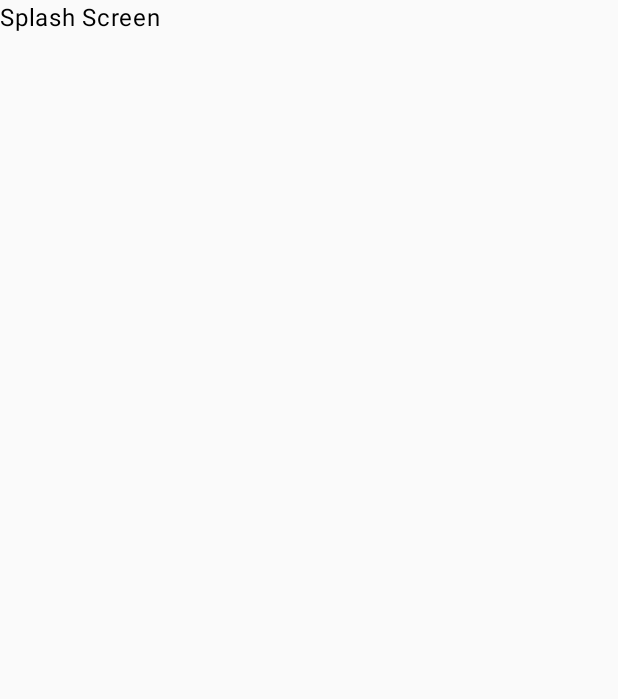
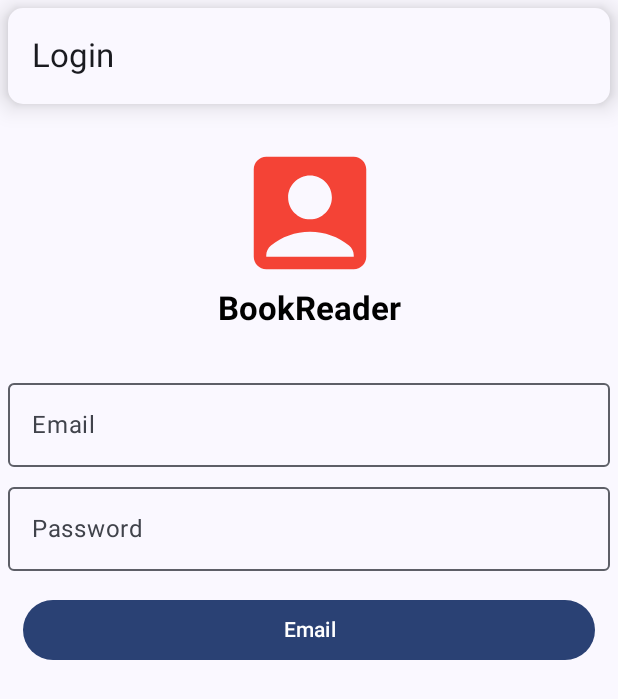
Before and after one commit to Cheemala/BookReader, an Android app built with Jetpack Compose: the screen it shows after launch (MainActivity), on a phone screen of 412 x 824 dp. Before the commit the part shown is almost empty. Shown: the top 699 px of the screen. Run offline under Robolectric (Android 15) with nearby library versions, the phone set to English and light mode, and no system bars.

Commit message:
Started Login Screen Implementation

```diff
--- /dev/null
+++ b/app/src/main/java/com/cheemala/bookreader/Components.kt
@@ -0,0 +1,149 @@
+package com.cheemala.bookreader
+
+import android.graphics.drawable.Icon
+import androidx.compose.foundation.BorderStroke
+import androidx.compose.foundation.Image
+import androidx.compose.foundation.layout.Arrangement
+import androidx.compose.foundation.layout.Column
+import androidx.compose.foundation.layout.fillMaxSize
+import androidx.compose.foundation.layout.fillMaxWidth
+import androidx.compose.foundation.layout.padding
+import androidx.compose.foundation.layout.size
+import androidx.compose.foundation.shape.CircleShape
+import androidx.compose.foundation.shape.RoundedCornerShape
+import androidx.compose.foundation.text.KeyboardActions
+import androidx.compose.foundation.text.KeyboardOptions
+import androidx.compose.material3.Button
+import androidx.compose.material3.CircularProgressIndicator
+import androidx.compose.material3.ExperimentalMaterial3Api
+import androidx.compose.material3.MaterialTheme
+import androidx.compose.material3.OutlinedTextField
+import androidx.compose.material3.Surface
+import androidx.compose.material3.Text
+import androidx.compose.runtime.Composable
+import androidx.compose.runtime.MutableState
+import androidx.compose.ui.Modifier
+import androidx.compose.ui.res.stringResource
+import androidx.compose.ui.text.input.ImeAction
+import androidx.compose.ui.text.input.KeyboardType
+import androidx.compose.ui.text.style.TextAlign
+import androidx.compose.ui.unit.dp
+import androidx.compose.material3.TopAppBar
+import androidx.compose.ui.Alignment
+import androidx.compose.ui.draw.scale
+import androidx.compose.ui.draw.shadow
+import androidx.compose.ui.graphics.Color
+import androidx.compose.ui.res.painterResource
+import androidx.compose.ui.text.font.FontWeight
+import androidx.compose.ui.unit.Dp
+import androidx.compose.ui.unit.DpSize
+
+@Composable
+fun AppHeaderText(title: Int) {
+    Column(
+        modifier = Modifier.padding(2.dp),
+        verticalArrangement = Arrangement.Center,
+        horizontalAlignment = Alignment.CenterHorizontally
+    ) {
+        Image(
+            painterResource(id = R.drawable.book_icon),
+            contentDescription = "Book Icon",
+            modifier = Modifier.size(100.dp)
+        )
+        Text(
+            text = stringResource(id = title),
+            style = MaterialTheme.typography.titleLarge,
+            color = Color.Black,
+            fontWeight = FontWeight.Bold
+        )
+    }
+}
+
+@OptIn(ExperimentalMaterial3Api::class)
+@Composable
+fun TopBar(
+    modifier: Modifier = Modifier,
+    title: String,
+    navIcon: Icon? = null
+) {
+    TopAppBar(
+        title = { Text(text = title) }, modifier = Modifier
+            .padding(5.dp)
+            .shadow(elevation = 10.dp, shape = RoundedCornerShape(10.dp), spotColor = Color.Black)
+    )
+}
+
+@Composable
+fun EmailInputField(
+    modifier: Modifier = Modifier,
+    value: MutableState<String>,
+    label: String,
+    singleLine: Boolean,
+    enabled: Boolean = true,
+    keyboardType: KeyboardType,
+    imeAction: ImeAction = ImeAction.Default,
+    onAction: KeyboardActions = KeyboardActions.Default
+) {
+
+    OutlinedTextField(
+        modifier = modifier.fillMaxWidth(),
+        value = value.value,
+        onValueChange = { value.value = it },
+        label = { Text(text = label) },
+        singleLine = singleLine,
+        enabled = enabled,
+        keyboardOptions = KeyboardOptions(keyboardType = keyboardType, imeAction = imeAction),
+        keyboardActions = onAction
+    )
+
+}
+
+@Composable
+fun PasswordInputField(
+    modifier: Modifier = Modifier,
+    passwordValue: MutableState<String>,
+    label: String,
+    singleLine: Boolean,
+    enabled: Boolean = true,
+    keyboardType: KeyboardType,
+    imeAction: ImeAction = ImeAction.Default,
+    onAction: KeyboardActions = KeyboardActions.Default
+) {
+
+    OutlinedTextField(
+        modifier = modifier.fillMaxWidth(),
+        value = passwordValue.value,
+        onValueChange = { passwordValue.value = it },
+        label = { Text(text = label) },
+        singleLine = singleLine,
+        enabled = enabled,
+        keyboardOptions = KeyboardOptions(keyboardType = keyboardType, imeAction = imeAction),
+        keyboardActions = onAction
+    )
+
+}
+
+@Composable
+fun SubmitBtn(
+    modifier: Modifier = Modifier,
+    btnLabel: Int,
+    loading: MutableState<Boolean>,
+    onBtnClicked: () -> Unit = {}
+) {
+
+    Button(
+        onClick = {
+            onBtnClicked()
+        },
+        modifier = modifier
+            .padding(10.dp)
+            .fillMaxWidth(),
+        enabled = !loading.value,
+        shape = CircleShape
+    ) {
+        if (loading.value) CircularProgressIndicator(modifier = modifier.size(50.dp))
+        else
+            Text(text = stringResource(id = btnLabel), textAlign = TextAlign.Center)
+    }
+
+}
--- a/app/src/main/java/com/cheemala/bookreader/navigation/BookReaderNavigation.kt
+++ b/app/src/main/java/com/cheemala/bookreader/navigation/BookReaderNavigation.kt
@@ -4,8 +4,10 @@ import androidx.compose.runtime.Composable
 import androidx.navigation.compose.NavHost
 import androidx.navigation.compose.composable
 import androidx.navigation.compose.rememberNavController
-import com.cheemala.bookreader.screens.HomeScreen
-import com.cheemala.bookreader.screens.SplashScreen
+import com.cheemala.bookreader.screens.home.HomeScreen
+import com.cheemala.bookreader.screens.login.LoginScreen
+import com.cheemala.bookreader.screens.signup.SignUpScreen
+import com.cheemala.bookreader.screens.splash.SplashScreen
 
 @Composable
 fun BookReaderNavigation(){
@@ -16,6 +18,14 @@ fun BookReaderNavigation(){
             SplashScreen(navController = navController)
         }
 
+        composable(route = BookReaderScreens.LoginScreen.name){
+            LoginScreen(navController = navController)
+        }
+
+        composable(route = BookReaderScreens.SignUpScreen.name){
+            SignUpScreen(navController = navController)
+        }
+
         composable(route = BookReaderScreens.HomeScreen.name){
             HomeScreen(navController = navController)
         }
--- a/app/src/main/java/com/cheemala/bookreader/navigation/BookReaderScreens.kt
+++ b/app/src/main/java/com/cheemala/bookreader/navigation/BookReaderScreens.kt
@@ -2,5 +2,7 @@ package com.cheemala.bookreader.navigation
 
 enum class BookReaderScreens {
     SplashScreen,
+    LoginScreen,
+    SignUpScreen,
     HomeScreen
 }
--- a/app/src/main/java/com/cheemala/bookreader/screens/HomeScreen.kt
+++ /dev/null
@@ -1,10 +0,0 @@
-package com.cheemala.bookreader.screens
-
-import androidx.compose.material3.Text
-import androidx.compose.runtime.Composable
-import androidx.navigation.NavController
-
-@Composable
-fun HomeScreen(navController: NavController){
-    Text(text = "Home Screen")
-}
--- a/app/src/main/java/com/cheemala/bookreader/screens/SplashScreen.kt
+++ b/app/src/main/java/com/cheemala/bookreader/screens/home/HomeScreen.kt
@@ -1,10 +1,10 @@
-package com.cheemala.bookreader.screens
+package com.cheemala.bookreader.screens.home
 
 import androidx.compose.material3.Text
 import androidx.compose.runtime.Composable
 import androidx.navigation.NavController
 
 @Composable
-fun SplashScreen(navController: NavController){
-    Text(text = "Splash Screen")
+fun HomeScreen(navController: NavController){
+    Text(text = "Home Screen")
 }
--- /dev/null
+++ b/app/src/main/java/com/cheemala/bookreader/screens/login/LoginScreen.kt
@@ -0,0 +1,67 @@
+package com.cheemala.bookreader.screens.login
+
+import androidx.compose.foundation.layout.Arrangement
+import androidx.compose.foundation.layout.Column
+import androidx.compose.foundation.layout.Spacer
+import androidx.compose.foundation.layout.fillMaxSize
+import androidx.compose.foundation.layout.height
+import androidx.compose.foundation.layout.padding
+import androidx.compose.material3.Scaffold
+import androidx.compose.material3.Surface
+import androidx.compose.runtime.Composable
+import androidx.compose.runtime.mutableStateOf
+import androidx.compose.runtime.remember
+import androidx.compose.runtime.saveable.rememberSaveable
+import androidx.compose.ui.Alignment
+import androidx.compose.ui.Modifier
+import androidx.compose.ui.res.stringResource
+import androidx.compose.ui.text.input.KeyboardType
+import androidx.compose.ui.unit.dp
+import androidx.navigation.NavController
+import com.cheemala.bookreader.AppHeaderText
+import com.cheemala.bookreader.EmailInputField
+import com.cheemala.bookreader.PasswordInputField
+import com.cheemala.bookreader.R
+import com.cheemala.bookreader.SubmitBtn
+import com.cheemala.bookreader.TopBar
+
+@Composable
+fun LoginScreen(navController: NavController) {
+    Scaffold(topBar = { TopBar(title = stringResource(id = R.string.login_name)) }) {
+        Surface(modifier = Modifier
+            .padding(it)
+            .fillMaxSize()) {
+            ImpLoginScreen(navController)
+        }
+    }
+}
+
+@Composable
+fun ImpLoginScreen(navController: NavController) {
+
+    val emailStateValue = rememberSaveable {
+        mutableStateOf("")
+    }
+
+    val passwordStateValue = rememberSaveable {
+        mutableStateOf("")
+    }
+
+    val loadingStateValue = rememberSaveable {
+        mutableStateOf(false)
+    }
+
+    Column(modifier = Modifier.padding(5.dp), verticalArrangement = Arrangement.Top, horizontalAlignment = Alignment.CenterHorizontally) {
+        Spacer(modifier = Modifier.height(10.dp))
+        AppHeaderText(title = R.string.app_name)
+        Spacer(modifier = Modifier.height(25.dp))
+        EmailInputField(value = emailStateValue, label = "Email", singleLine = true, keyboardType = KeyboardType.Text)
+        Spacer(modifier = Modifier.height(5.dp))
+        PasswordInputField(passwordValue = passwordStateValue, label = "Password", singleLine = true, keyboardType = KeyboardType.Password)
+        Spacer(modifier = Modifier.height(5.dp))
+        SubmitBtn(btnLabel = R.string.email_name, loading = loadingStateValue){
+            loadingStateValue.value = !loadingStateValue.value
+        }
+    }
+
+}
--- /dev/null
+++ b/app/src/main/java/com/cheemala/bookreader/screens/signup/SignUpScreen.kt
@@ -0,0 +1,9 @@
+package com.cheemala.bookreader.screens.signup
+
+import androidx.compose.runtime.Composable
+import androidx.navigation.NavController
+
+@Composable
+fun SignUpScreen(navController: NavController){
+
+}
--- /dev/null
+++ b/app/src/main/java/com/cheemala/bookreader/screens/splash/SplashScreen.kt
@@ -0,0 +1,62 @@
+package com.cheemala.bookreader.screens.splash
+
+import android.view.animation.OvershootInterpolator
+import androidx.compose.animation.core.Animatable
+import androidx.compose.animation.core.tween
+import androidx.compose.foundation.BorderStroke
+import androidx.compose.foundation.Image
+import androidx.compose.foundation.layout.Arrangement
+import androidx.compose.foundation.layout.Column
+import androidx.compose.foundation.layout.fillMaxSize
+import androidx.compose.foundation.layout.padding
+import androidx.compose.foundation.layout.size
+import androidx.compose.foundation.shape.CircleShape
+import androidx.compose.material3.MaterialTheme
+import androidx.compose.material3.Surface
+import androidx.compose.material3.Text
+import androidx.compose.runtime.Composable
+import androidx.compose.runtime.LaunchedEffect
+import androidx.compose.runtime.remember
+import androidx.compose.ui.Alignment
+import androidx.compose.ui.Modifier
+import androidx.compose.ui.draw.scale
+import androidx.compose.ui.graphics.Color
+import androidx.compose.ui.res.painterResource
+import androidx.compose.ui.unit.dp
+import androidx.navigation.NavController
+import com.cheemala.bookreader.AppHeaderText
+import com.cheemala.bookreader.R
+import com.cheemala.bookreader.navigation.BookReaderScreens
+import kotlinx.coroutines.delay
+
+@Composable
+fun SplashScreen(navController: NavController) {
+
+    val scale = remember {
+        Animatable(0f)
+    }
+
+    LaunchedEffect(key1 = true) {
+        scale.animateTo(
+            targetValue = 0.9f,
+            animationSpec = tween(800, easing = { OvershootInterpolator(8f).getInterpolation(it) })
+        )
+        delay(2000L)
+        navController.navigate(BookReaderScreens.LoginScreen.name)
+    }
+
+    Column(modifier = Modifier.padding(2.dp).fillMaxSize(), verticalArrangement = Arrangement.Center, horizontalAlignment = Alignment.CenterHorizontally) {
+        Surface(
+            modifier = Modifier
+                .padding(2.dp)
+                .size(330.dp)
+                .scale(scale.value),
+            color = Color.White,
+            border = BorderStroke(2.dp, Color.LightGray),
+            shape = CircleShape,
+            ) {
+            AppHeaderText(title = R.string.app_name)
+        }
+    }
+
+}
--- /dev/null
+++ b/app/src/main/res/drawable/book_icon.xml
@@ -0,0 +1,5 @@
+<vector xmlns:android="http://schemas.android.com/apk/res/android" android:height="24dp" android:tint="#F44336" android:viewportHeight="24" android:viewportWidth="24" android:width="24dp">
+
+    <path android:fillColor="@android:color/holo_red_dark" android:pathData="M19,3H5C3.9,3 3,3.9 3,5v14c0,1.1 0.9,2 2,2h14c1.1,0 2,-0.9 2,-2V5C21,3.9 20.1,3 19,3zM12,6c1.93,0 3.5,1.57 3.5,3.5c0,1.93 -1.57,3.5 -3.5,3.5s-3.5,-1.57 -3.5,-3.5C8.5,7.57 10.07,6 12,6zM19,19H5v-0.23c0,-0.62 0.28,-1.2 0.76,-1.58C7.47,15.82 9.64,15 12,15s4.53,0.82 6.24,2.19c0.48,0.38 0.76,0.97 0.76,1.58V19z"/>
+
+</vector>
--- a/app/src/main/res/values/strings.xml
+++ b/app/src/main/res/values/strings.xml
@@ -1,3 +1,7 @@
 <resources>
     <string name="app_name">BookReader</string>
+    <string name="login_name">Login</string>
+    <string name="sign_up_name">Sign Up</string>
+    <string name="email_name">Email</string>
+    <string name="pswrd_name">Password</string>
 </resources>
```
